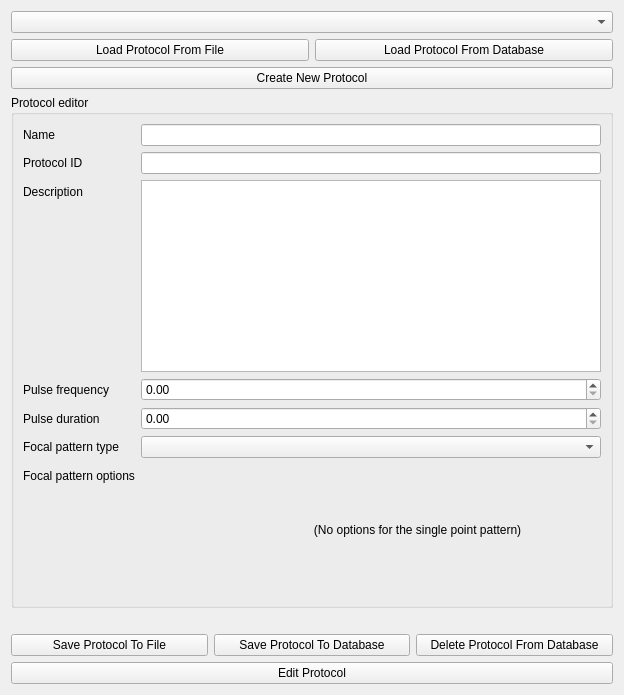
Before: the Qt Designer form OpenLIFUProtocolConfig/Resources/UI/OpenLIFUProtocolConfig.ui in OpenwaterHealth/SlicerOpenLIFU, drawn with Qt 5.
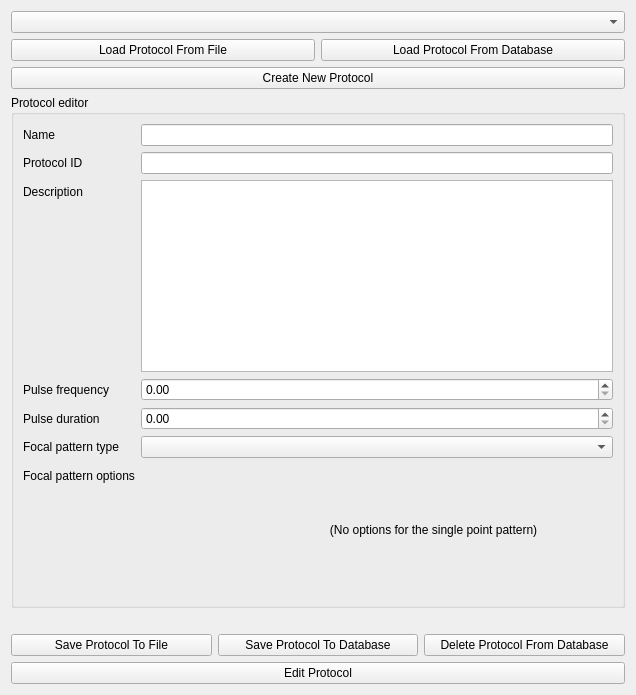
After: the same form once the commit is applied. The open tabs and pages were chosen to show the change. Custom widgets are drawn as their Qt base class.

Commit message:
Add user role widget to protocol config ui (#175)
- This also establishes the framework general framework for enforcing
  permissions within QWidget groups. The dynamic property that all associated
  QWidgets where user roles are important is called "allowed-roles", and
  it is a string list specifying those roles which will have the QWidget
  enabled through the app.

- Configure and Publish Protocol

What changed in the file:
```diff
--- a/OpenLIFUProtocolConfig/Resources/UI/OpenLIFUProtocolConfig.ui
+++ b/OpenLIFUProtocolConfig/Resources/UI/OpenLIFUProtocolConfig.ui
@@ -6,7 +6,7 @@
    <rect>
     <x>0</x>
     <y>0</y>
-    <width>624</width>
+    <width>636</width>
     <height>695</height>
    </rect>
   </property>
@@ -36,6 +36,26 @@
     </layout>
    </item>
    <item>
+    <widget class="QWidget" name="configureAndPublishProtocol" native="true">
+     <property name="allowed-roles" stdset="0">
+      <stringlist>
+       <string>admin</string>
+      </stringlist>
+     </property>
+     <layout class="QVBoxLayout" name="verticalLayout">
+      <property name="leftMargin">
+       <number>0</number>
+      </property>
+      <property name="topMargin">
+       <number>0</number>
+      </property>
+      <property name="rightMargin">
+       <number>0</number>
+      </property>
+      <property name="bottomMargin">
+       <number>0</number>
+      </property>
+      <item>
     <widget class="QPushButton" name="createNewProtocolButton">
      <property name="toolTip">
       <string>Create a new openlifu protocol</string>
@@ -156,7 +176,7 @@
            <widget class="QLabel" name="singlePointOptionsLabel">
             <property name="text">
              <string>
-                            (No options for the single point pattern)
+                                  (No options for the single point pattern)
                           </string>
             </property>
             <property name="alignment">
@@ -252,6 +272,9 @@
      <property name="text">
       <string>Edit Protocol</string>
      </property>
+       </widget>
+      </item>
+     </layout>
     </widget>
    </item>
   </layout>
```
Left out of the diff: 6 changed lines with no effect on the pictures. Lines whose indentation alone changed are shown as unchanged.
